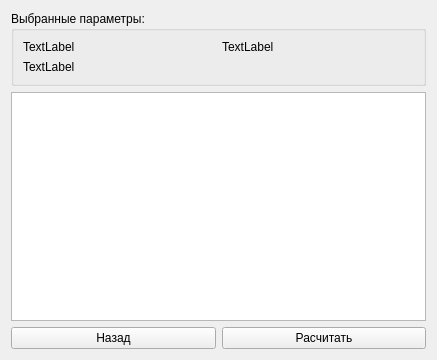
Above: prepare.ui from gunmaden/IS-AOOZ before the change. Below: the same form after it.
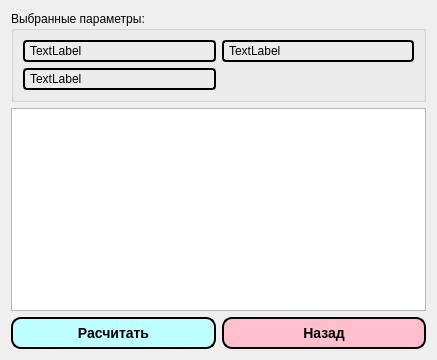
That is the form after the change. Icons and pictures are not drawn.

Diff of the .ui file:
```diff
--- a/prepare.ui
+++ b/prepare.ui
@@ -14,8 +14,16 @@
    <string>Form</string>
   </property>
   <layout class="QGridLayout" name="gridLayout_2">
-   <item row="0" column="0" colspan="2">
+   <item row="0" column="0">
     <widget class="QGroupBox" name="groupBox">
+     <property name="styleSheet">
+      <string notr="true"> QFrame, QLabel, QToolTip {
+     border: 2px solid black;
+     border-radius: 4px;
+     padding: 2px;
+     background-image: url(images/welcome.png);
+ }</string>
+     </property>
      <property name="title">
       <string>Выбранные параметры:</string>
      </property>
@@ -44,7 +52,7 @@
      </layout>
     </widget>
    </item>
-   <item row="1" column="0" colspan="2">
+   <item row="1" column="0">
     <widget class="QTableWidget" name="tableWidget">
      <property name="editTriggers">
       <set>QAbstractItemView::NoEditTriggers</set>
@@ -52,18 +60,54 @@
     </widget>
    </item>
    <item row="2" column="0">
-    <widget class="QPushButton" name="pushButton">
-     <property name="text">
-      <string>Назад</string>
-     </property>
-    </widget>
-   </item>
-   <item row="2" column="1">
-    <widget class="QPushButton" name="pushButton_2">
-     <property name="text">
-      <string>Расчитать</string>
-     </property>
-    </widget>
+    <layout class="QHBoxLayout" name="horizontalLayout">
+     <item>
+      <widget class="QPushButton" name="pushButton_2">
+       <property name="styleSheet">
+        <string notr="true">QPushButton{
+     background-color: rgb(190, 255, 255);
+     border-style: outset;
+     border-width: 2px;
+     border-radius: 10px;
+     border-color: black;
+     font: bold 14px;
+     min-width: 10em;
+     padding: 6px;
+ }
+ QPushButton:pressed {
+     background-color: rgb(0, 255, 238);
+     border-style: inset;
+ }</string>
+       </property>
+       <property name="text">
+        <string>Расчитать</string>
+       </property>
+      </widget>
+     </item>
+     <item>
+      <widget class="QPushButton" name="pushButton">
+       <property name="styleSheet">
+        <string notr="true">QPushButton{
+     background-color: pink;
+     border-style: outset;
+     border-width: 2px;
+     border-radius: 10px;
+     border-color: black;
+     font: bold 14px;
+     min-width: 10em;
+     padding: 6px;
+ }
+ QPushButton:pressed {
+     background-color: rgb(0, 255, 238);
+     border-style: inset;
+ }</string>
+       </property>
+       <property name="text">
+        <string>Назад</string>
+       </property>
+      </widget>
+     </item>
+    </layout>
    </item>
   </layout>
  </widget>
```
